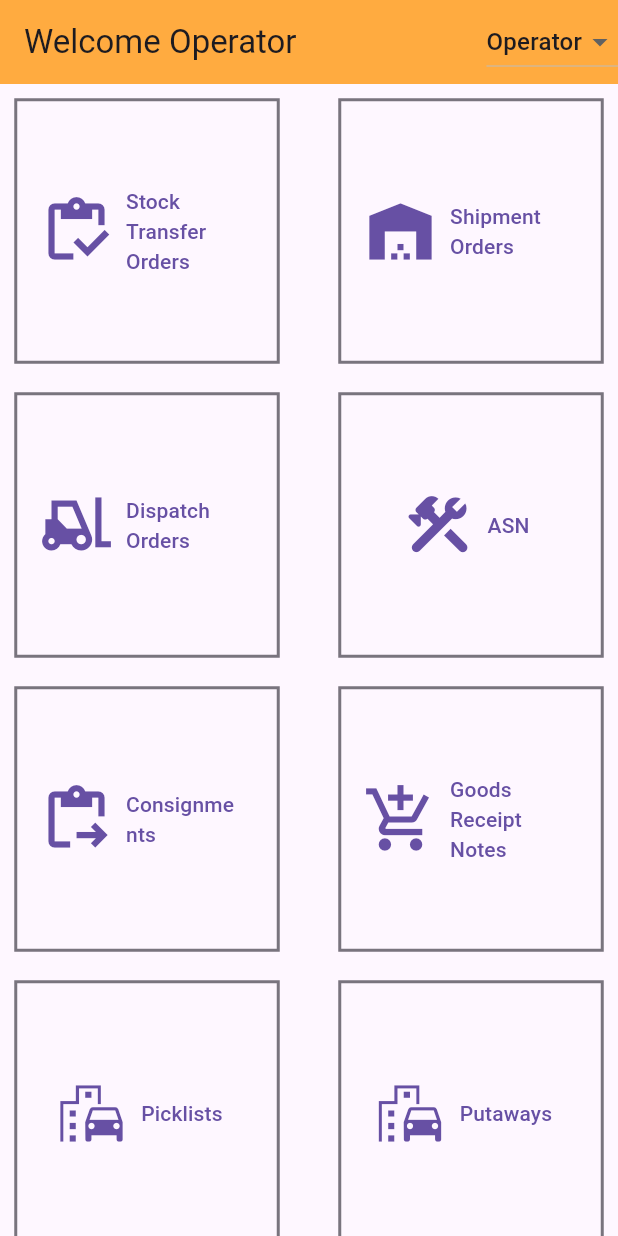
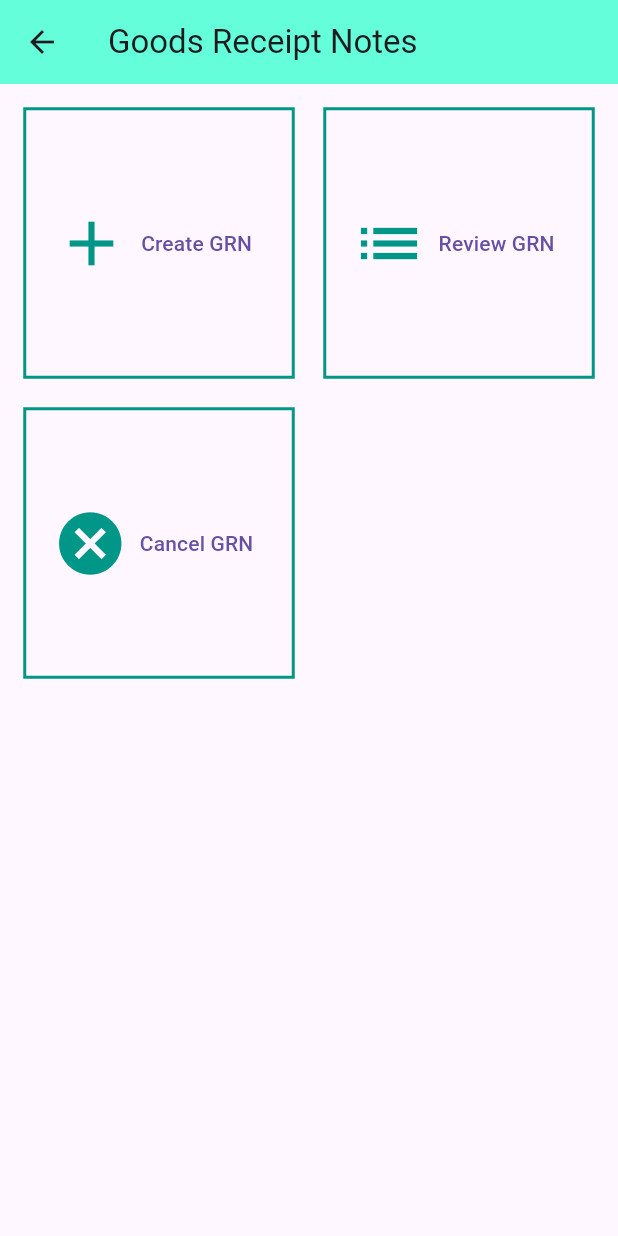
Before and after one commit to iamvedantp/wms_ui, a Flutter app: the screen it shows after launch, after a tap on "Goods Receipt Notes", on a phone screen of 412 x 824 dp. Run offline on Flutter 3.47's test engine with Material 3 defaults, Android fonts, the phone set to English and light mode, and no system bars; our stand-ins replace font_awesome_flutter; missing offline and left inert: qr_code_scanner.

Commit message:
GRN updated

```diff
--- /dev/null
+++ b/lib/Functions/Operator Functions/Goods Receipt Notes/goods_receipt_notes_home.dart
@@ -0,0 +1,64 @@
+import 'package:code_practice/Functions/Operator%20Functions/Goods%20Receipt%20Notes/grn_create.dart';
+import 'package:code_practice/Functions/Operator%20Functions/Goods%20Receipt%20Notes/grn_review.dart';
+import 'package:flutter/material.dart';
+
+class GoodsReceiptNotesHome extends StatelessWidget {
+  @override
+  Widget build(BuildContext context) {
+    return Scaffold(
+      appBar: AppBar(
+        title: const Text('Goods Receipt Notes'),
+        backgroundColor: Colors.tealAccent,
+      ),
+      body: Padding(
+        padding: const EdgeInsets.all(16.0),
+        child: GridView.count(
+          crossAxisCount: 2,
+          crossAxisSpacing: 20,
+          mainAxisSpacing: 20,
+          children: [
+            OutlinedButton.icon(
+              icon: const Icon(Icons.add, size: 50, color: Colors.teal),
+              style: OutlinedButton.styleFrom(
+                shape: const BeveledRectangleBorder(),
+                side: const BorderSide(color: Colors.teal),
+              ),
+              onPressed: () {
+                Navigator.push(
+                  context,
+                  MaterialPageRoute(builder: (context) => GRNCreatePage()),
+                );
+              },
+              label: const Text('Create GRN'),
+            ),
+            OutlinedButton.icon(
+              icon: const Icon(Icons.list, size: 50, color: Colors.teal),
+              style: OutlinedButton.styleFrom(
+                shape: const BeveledRectangleBorder(),
+                side: const BorderSide(color: Colors.teal),
+              ),
+              onPressed: () {
+                Navigator.push(
+                  context,
+                  MaterialPageRoute(builder: (context) => GRNReviewPage()),
+                );
+              },
+              label: const Text('Review GRN'),
+            ),
+            OutlinedButton.icon(
+              icon: const Icon(Icons.cancel, size: 50, color: Colors.teal),
+              style: OutlinedButton.styleFrom(
+                shape: const BeveledRectangleBorder(),
+                side: const BorderSide(color: Colors.teal),
+              ),
+              onPressed: () {
+                // Implement Cancel GRN functionality
+              },
+              label: const Text('Cancel GRN'),
+            ),
+          ],
+        ),
+      ),
+    );
+  }
+}
--- a/lib/Homepages/operator_homepage.dart
+++ b/lib/Homepages/operator_homepage.dart
@@ -1,5 +1,6 @@
 import 'package:code_practice/Functions/Operator%20Functions/ASN/asn_home.dart';
 import 'package:code_practice/Functions/Operator%20Functions/Dispatch%20Orders/dispatchordershome.dart';
+import 'package:code_practice/Functions/Operator%20Functions/Goods%20Receipt%20Notes/goods_receipt_notes_home.dart';
 import 'package:code_practice/Functions/Operator%20Functions/STO/sto_home.dart';
 import 'package:code_practice/Functions/Operator%20Functions/Shipment%20Orders/shipmentordershome.dart';
 import 'package:code_practice/Homepages/carrier_homepage.dart';
@@ -125,7 +126,13 @@ class ButtonsHomepage extends StatelessWidget {
               iconAlignment: IconAlignment.start,
               icon: const FaIcon(Icons.add_shopping_cart, size: 50),
               style: outlinedButtonStyle,
-              onPressed: () {},
+              onPressed: () {
+                Navigator.push(
+                  context,
+                  MaterialPageRoute(
+                      builder: (context) => GoodsReceiptNotesHome()),
+                );
+              },
               label: const Text('Goods Receipt Notes')),
           OutlinedButton.icon(
               iconAlignment: IconAlignment.start,
```
Also changed, not shown: lib/Functions/Operator Functions/Goods Receipt Notes/grn_create.dart (added, +62 -0 lines), lib/Functions/Operator Functions/Goods Receipt Notes/grn_review.dart (added, +34 -0 lines).
